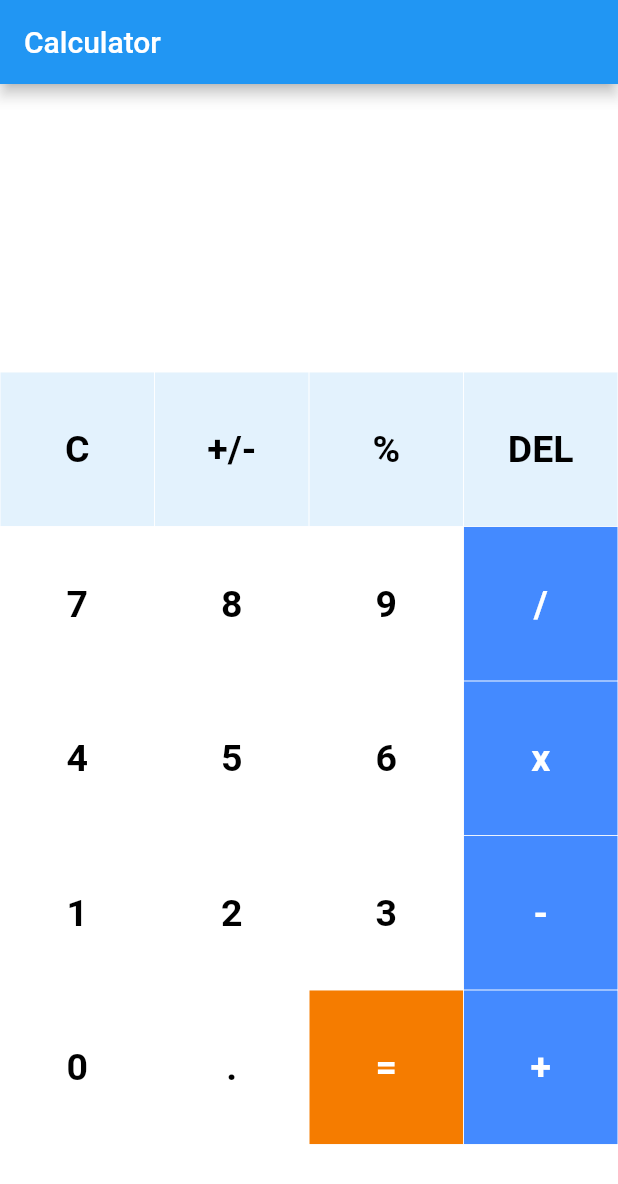
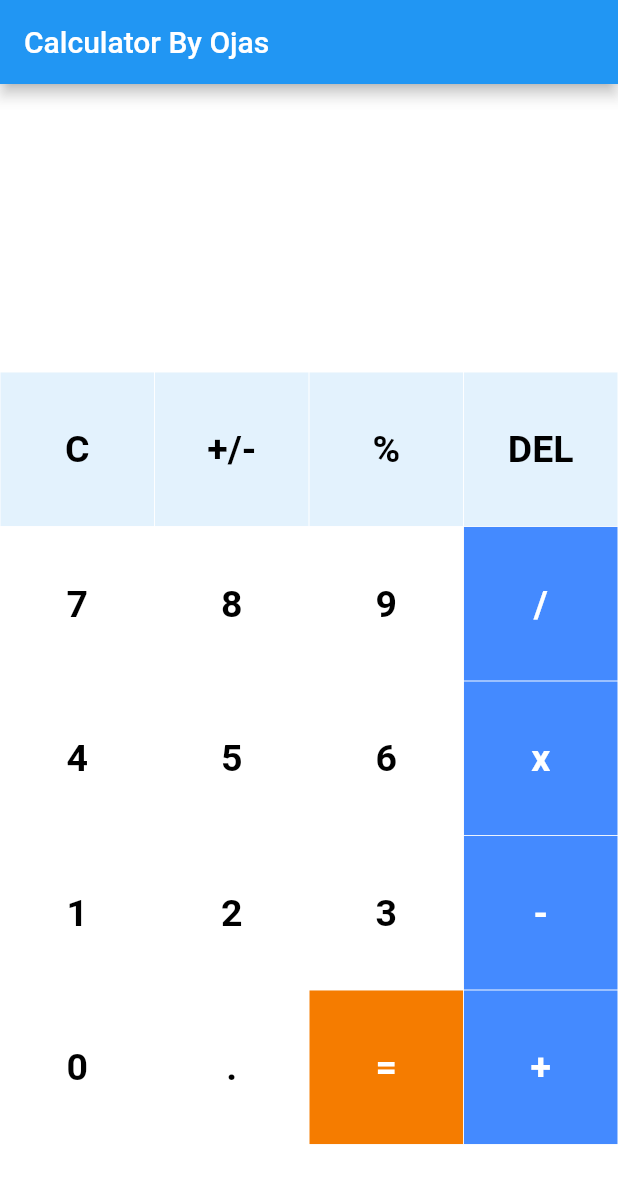
Before and after one commit to its-me-ojas/Calculator, a Flutter app: the screen it shows after launch, on a phone screen of 412 x 824 dp. Shown: the top 1184 px of the screen. Run offline on Flutter 3.47's test engine with Material 2 defaults, Android fonts, the phone set to English and light mode, and no system bars; our stand-ins replace math_expressions.

Commit message:
Added my name

```diff
--- a/lib/main.dart
+++ b/lib/main.dart
@@ -53,7 +53,7 @@ class _HomePageState extends State<HomePage> {
   Widget build(BuildContext context) {
     return Scaffold(
       appBar: new AppBar(
-        title: new Text("Calculator"),
+        title: new Text("Calculator By Ojas"),
       ), //AppBar
       backgroundColor: Colors.white38,
       body: Column(
```
